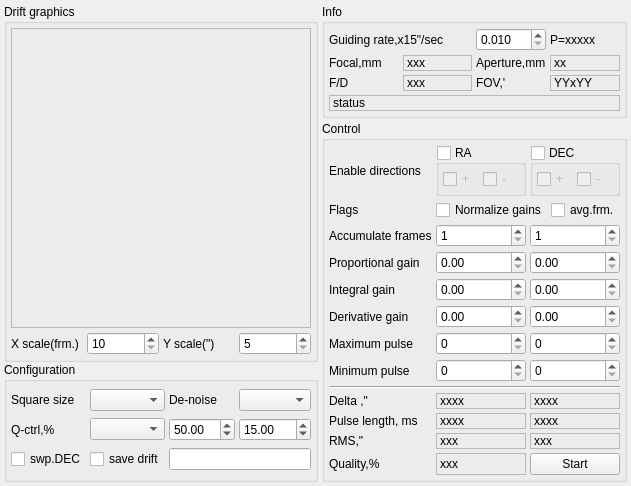
rumengb/lin_guider, file lin_guider/ui/guider.ui: the form before one commit.
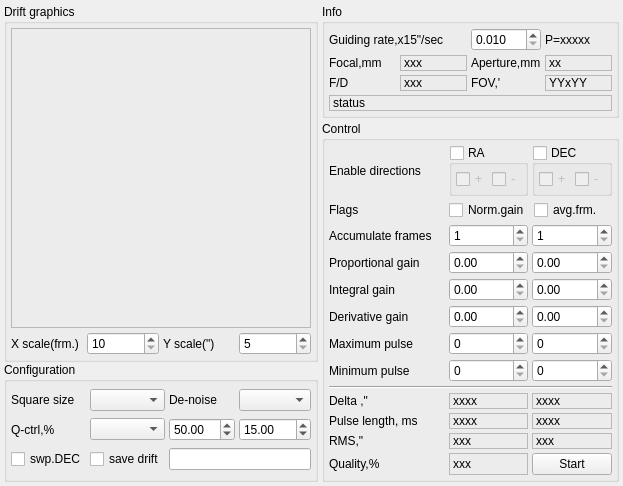
The form after the commit.

Commit message: GUI and guide status message tweaks

The edit to the form file:
```diff
--- a/lin_guider/ui/guider.ui
+++ b/lin_guider/ui/guider.ui
@@ -402,7 +402,7 @@
            <enum>QFrame::StyledPanel</enum>
           </property>
           <property name="frameShadow">
-           <enum>QFrame::Sunken</enum>
+           <enum>QFrame::Plain</enum>
           </property>
           <property name="text">
            <string>status</string>
@@ -884,7 +884,7 @@
              </sizepolicy>
             </property>
             <property name="text">
-             <string>Normalize gains</string>
+             <string>Norm.gain</string>
             </property>
            </widget>
           </item>
```
Left out of the diff: 3 changed lines with no effect on the pictures. The commit also changes 3 other files.
